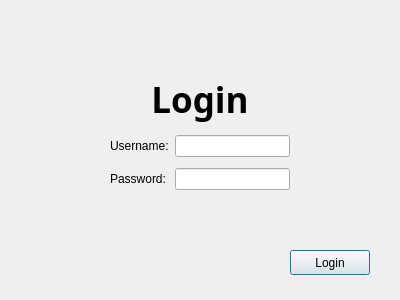
Before: the Qt Designer form UI/login/login.ui in parham-sharaf/European-Vacation, drawn with Qt 5.
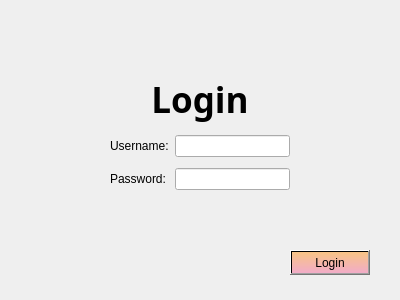
After: the same form once the commit is applied.

The edit to the form file:
```diff
--- a/UI/login/login.ui
+++ b/UI/login/login.ui
@@ -22,6 +22,9 @@
      <height>25</height>
     </rect>
    </property>
+   <property name="styleSheet">
+    <string notr="true">background-color: qlineargradient(spread:pad, x1:0, y1:0, x2:0, y2:1,   stop:0 #f8c485, stop:1 #f1acc8)</string>
+   </property>
    <property name="text">
     <string>Login</string>
    </property>
```
